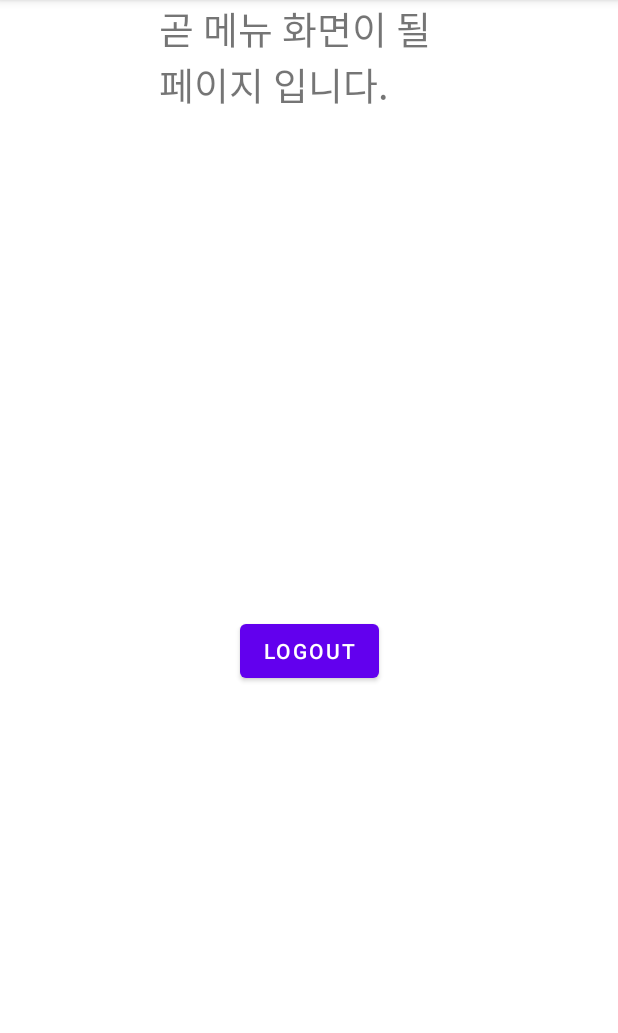
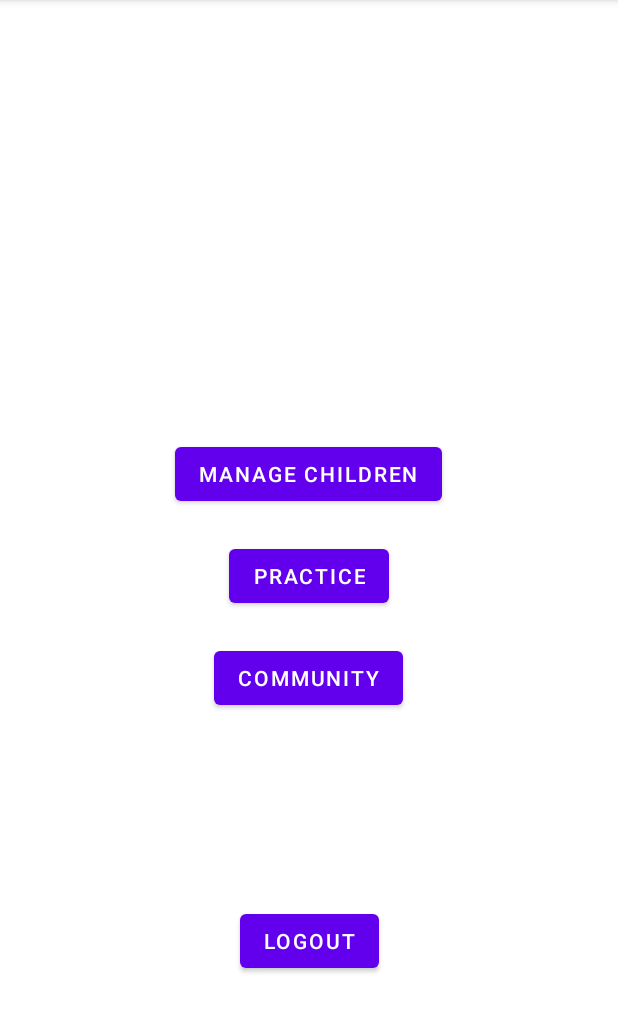
Before and after one commit to SSU-Cream/Ganada, an Android app: the MenuActivity screen opened directly, with no data from a screen before it, on a phone screen of 412 x 824 dp, the part 84-1117 px from its top. Run offline under Robolectric (Android 15) with nearby library versions, the phone set to English and light mode, and no system bars; our stand-ins replace Firebase (no records; nobody signed in at launch, a user with empty details on screens opened directly).

Commit message:
menu page setting

```diff
--- a/app/src/main/java/com/opensource/ganada/MenuActivity.java
+++ b/app/src/main/java/com/opensource/ganada/MenuActivity.java
@@ -2,6 +2,7 @@ package com.opensource.ganada;
 
 import androidx.appcompat.app.AppCompatActivity;
 
+import android.content.Intent;
 import android.os.Bundle;
 import android.view.View;
 import android.widget.Button;
@@ -15,7 +16,35 @@ public class MenuActivity extends AppCompatActivity {
         super.onCreate(savedInstanceState);
         setContentView(R.layout.activity_menu);
 
+        Button manageButton = (Button) findViewById(R.id.manageButton);
+        Button practiceButton = (Button) findViewById(R.id.practiceButton);
+        Button communityButton = (Button) findViewById(R.id.communityButton);
         Button homeButton = (Button) findViewById(R.id.homeButton);
+
+        manageButton.setOnClickListener(new View.OnClickListener() {
+            @Override
+            public void onClick(View view) {
+                Intent intent = new Intent(getApplicationContext(), ManageActivity.class);
+                startActivity(intent);
+            }
+        });
+
+        practiceButton.setOnClickListener(new View.OnClickListener() {
+            @Override
+            public void onClick(View view) {
+                Intent intent = new Intent(getApplicationContext(), PracticeActivity.class);
+                startActivity(intent);
+            }
+        });
+
+        communityButton.setOnClickListener(new View.OnClickListener() {
+            @Override
+            public void onClick(View view) {
+                Intent intent = new Intent(getApplicationContext(), CommunityActivity.class);
+                startActivity(intent);
+            }
+        });
+
         homeButton.setOnClickListener(new View.OnClickListener() {
             @Override
             public void onClick(View view) {
--- a/app/src/main/res/layout/activity_menu.xml
+++ b/app/src/main/res/layout/activity_menu.xml
@@ -6,15 +6,40 @@
     android:layout_height="match_parent"
     tools:context=".MenuActivity">
 
-    <TextView
-        android:id="@+id/textView"
-        android:layout_width="200dp"
-        android:layout_height="100dp"
-        android:text="곧 메뉴 화면이 될 페이지 입니다."
-        android:textSize="25dp"
-        app:layout_constraintEnd_toEndOf="parent"
-        app:layout_constraintStart_toStartOf="parent"
-        tools:layout_editor_absoluteY="342dp" />
+    <LinearLayout
+        android:layout_width="match_parent"
+        android:layout_height="wrap_content"
+        app:layout_constraintTop_toTopOf="parent"
+        app:layout_constraintRight_toRightOf="parent"
+        app:layout_constraintLeft_toLeftOf="parent"
+        app:layout_constraintBottom_toBottomOf="parent"
+        android:id="@+id/buttonList"
+        android:gravity="center"
+        android:orientation="vertical">
+
+        <Button
+            android:id="@+id/manageButton"
+            android:layout_width="wrap_content"
+            android:layout_height="wrap_content"
+            android:layout_margin="10dp"
+            android:text="Manage Children" />
+
+        <Button
+            android:id="@+id/practiceButton"
+            android:layout_width="wrap_content"
+            android:layout_height="wrap_content"
+            android:layout_margin="10dp"
+            android:text="Practice" />
+
+
+        <Button
+            android:id="@+id/communityButton"
+            android:layout_width="wrap_content"
+            android:layout_height="wrap_content"
+            android:layout_margin="10dp"
+            android:text="Community" />
+
+    </LinearLayout>
 
     <Button
         android:id="@+id/homeButton"
@@ -24,5 +49,5 @@
         app:layout_constraintBottom_toBottomOf="parent"
         app:layout_constraintEnd_toEndOf="parent"
         app:layout_constraintStart_toStartOf="parent"
-        app:layout_constraintTop_toBottomOf="@+id/textView" />
+        app:layout_constraintTop_toBottomOf="@+id/buttonList" />
 </androidx.constraintlayout.widget.ConstraintLayout>
```
Also changed, not shown: app/src/main/AndroidManifest.xml (+34 -2 lines), app/src/main/java/com/opensource/ganada/CommunityActivity.java (added, +14 -0 lines), app/src/main/java/com/opensource/ganada/ManageActivity.java (added, +14 -0 lines), app/src/main/java/com/opensource/ganada/PracticeActivity.java (added, +74 -0 lines), app/src/main/res/layout/activity_community.xml (added, +21 -0 lines), app/src/main/res/layout/activity_manage.xml (added, +21 -0 lines), app/src/main/res/layout/activity_practice.xml (added, +63 -0 lines), gradle/wrapper/gradle-wrapper.properties.
